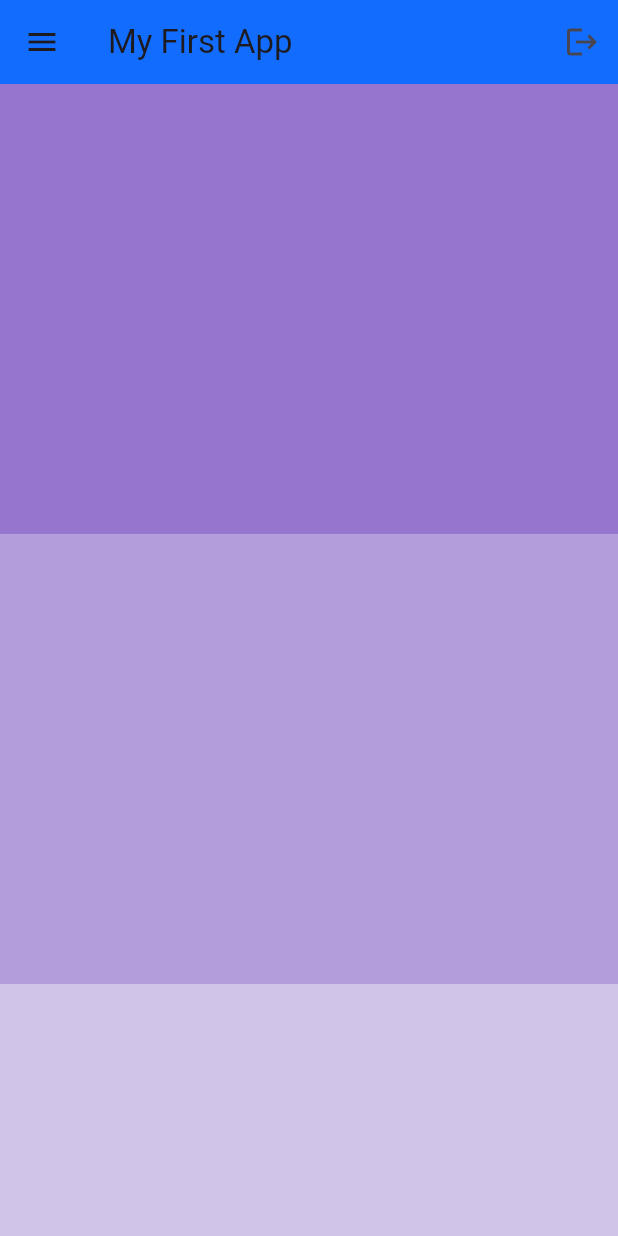
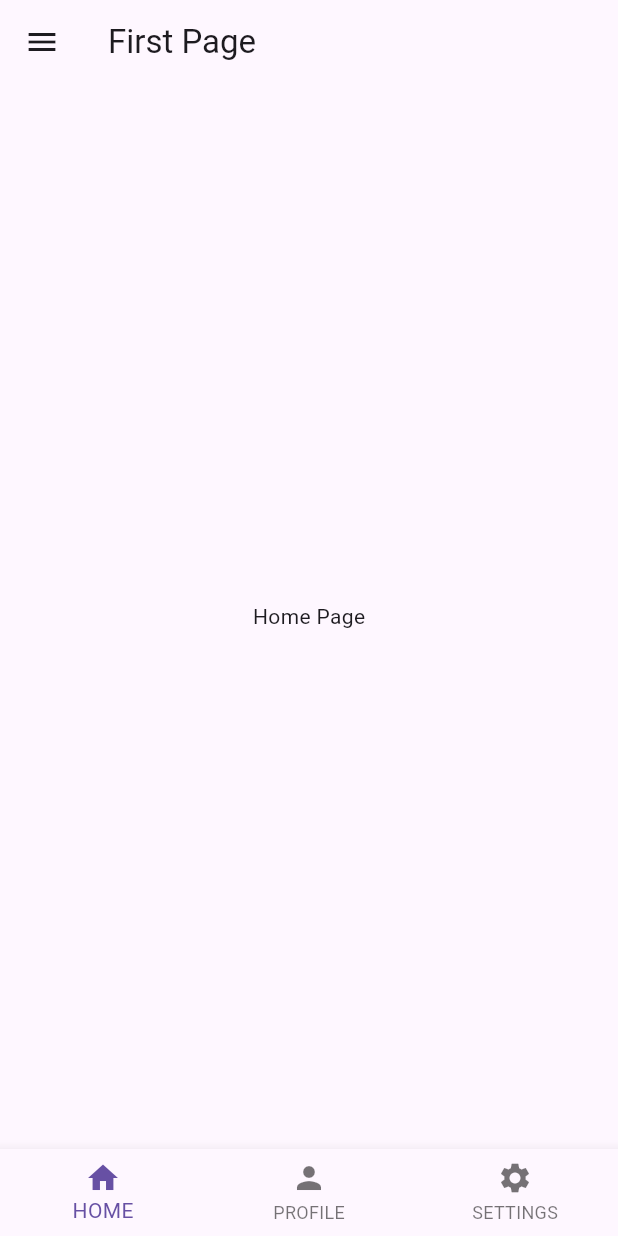
Before and after one commit to AlvianMaulanaMansyur/flutter_first_project, a Flutter app: the screen it shows after launch, on a phone screen of 412 x 824 dp. Run offline on Flutter 3.47's test engine with Material 3 defaults, Android fonts, the phone set to English and light mode, and no system bars.

Commit message:
simple pages

```diff
--- a/lib/main.dart
+++ b/lib/main.dart
@@ -3,6 +3,10 @@
 import 'dart:ui';
 
 import 'package:flutter/material.dart';
+import 'package:testawal/pages/first_page.dart';
+import 'package:testawal/pages/home_page.dart';
+import 'package:testawal/pages/second_page.dart';
+import 'package:testawal/pages/setting_page.dart';
 
 void main() {
   runApp(const MyApp());
@@ -15,43 +19,14 @@
   Widget build(BuildContext context) {
     return MaterialApp(
       debugShowCheckedModeBanner: false,
-      home: Scaffold(
-        appBar: AppBar(
-          title: Text("My First App"),
-          backgroundColor: const Color.fromARGB(255, 18, 108, 253),
-          elevation: 0,
-          leading: Icon(Icons.menu),
-          actions: [
-            IconButton(
-              onPressed: () {},
-              icon: Icon(Icons.logout),
-            ),
-          ],
-        ),
-        body: ListView(
-          children: [
-            //1st box
-            Container(
-              height: 300,
-              width: 300,
-              color: Colors.deepPurple[300],
-            ),
-            //2nd box
-            Container(
-              height: 300,
-              width: 300,
-              color: Colors.deepPurple[200],
-            ),
-            //3rd box
-            Container(
-              height: 300,
-              width: 300,
-              color: Colors.deepPurple[100],
-            ),
+      home: FirstPage(),
+      routes: {
+        '/secondpage' :(context) => SecondPage(),
+        '/homepage' :(context) => HomePage(),
+        '/settingpage' :(context) => SettingPage(),
 
-          ],
-        ),
-      ),
+
+        },
     );
   }
 }
--- /dev/null
+++ b/lib/pages/first_page.dart
@@ -0,0 +1,113 @@
+// ignore_for_file: prefer_const_constructors, prefer_const_literals_to_create_immutables
+
+import 'package:flutter/material.dart';
+import 'package:testawal/pages/home_page.dart';
+import 'package:testawal/pages/profile_page.dart';
+import 'package:testawal/pages/setting_page.dart';
+
+class FirstPage extends StatefulWidget {
+  const FirstPage({super.key});
+
+  @override
+  State<FirstPage> createState() => _FirstPageState();
+}
+
+class _FirstPageState extends State<FirstPage> {
+  //mengupdate index ketika menekan page tertentu
+  void _navigationBottomBar(int index) {
+    setState(() {
+      _selectedIndex = index;
+    });
+  }
+
+  //membuat page yang kita select agar sesuai dan menampilkan isinya
+  int _selectedIndex = 0;
+
+  //semua page yg kita punya
+  final List _pages = [
+    //home page
+    HomePage(),
+    //profile page
+    ProfilePage(),
+    //settings page
+    SettingPage(),
+  ];
+
+  @override
+  Widget build(BuildContext context) {
+    return Scaffold(
+      appBar: AppBar(title: Text("First Page")),
+      body: _pages[_selectedIndex],
+      drawer: Drawer(
+        backgroundColor: Colors.blue[50],
+        child: Column(
+          children: [
+            DrawerHeader(
+              child: Icon(
+                Icons.favorite,
+                size: 10,
+              ),
+            ),
+            //home page list tile
+            ListTile(
+              leading: Icon(Icons.home),
+              title: Text("H O M E"),
+              onTap: () {
+                //ngilangin drawer ketika back to 1st page
+                Navigator.pop(context);
+
+                //go to home page
+                Navigator.pushNamed(context, '/homepage');
+              },
+            ),
+
+            //settings page list tile
+            ListTile(
+              leading: Icon(Icons.settings),
+              title: Text("S E T T I G S"),
+              onTap: () {
+                //ngilangin drawer ketika back to 1st page
+                Navigator.pop(context);
+
+                //go to settings page
+                Navigator.pushNamed(context, '/settingpage');
+              },
+            )
+          ],
+        ),
+      ),
+      bottomNavigationBar: BottomNavigationBar(
+        currentIndex: _selectedIndex,
+        onTap: _navigationBottomBar,
+        items: [
+          //home
+          BottomNavigationBarItem(
+            icon: Icon(Icons.home),
+            label: 'HOME',
+          ),
+
+          //profile
+          BottomNavigationBarItem(
+            icon: Icon(Icons.person),
+            label: 'PROFILE',
+          ),
+
+          //settings
+          BottomNavigationBarItem(
+            icon: Icon(Icons.settings),
+            label: 'SETTINGS',
+          ),
+        ],
+      ),
+      // body: Center(
+      //   child: ElevatedButton(
+      //     child: Text("Go to second Page"),
+      //     onPressed: () {
+      //       //navigate to second page
+      //       Navigator.pushNamed(context, '/secondpage');
+      //     },
+      //   ),
+      // ),
+    );
+  }
+}
--- /dev/null
+++ b/lib/pages/home_page.dart
@@ -0,0 +1,16 @@
+// ignore_for_file: prefer_const_constructors
+
+import 'package:flutter/material.dart';
+
+class HomePage extends StatelessWidget {
+  const HomePage({super.key});
+
+  @override
+  Widget build(BuildContext context) {
+    return Scaffold(
+    body: Center(
+      child: Text("Home Page"),
+      ),
+    );
+  }
+}
--- /dev/null
+++ b/lib/pages/profile_page.dart
@@ -0,0 +1,14 @@
+import 'package:flutter/material.dart';
+
+class ProfilePage extends StatelessWidget {
+  const ProfilePage({super.key});
+
+  @override
+  Widget build(BuildContext context) {
+    return Scaffold(
+    body: Center(
+      child: Text("Profile Page"),
+      ),
+    );
+  }
+}
--- /dev/null
+++ b/lib/pages/second_page.dart
@@ -0,0 +1,14 @@
+import 'package:flutter/material.dart';
+
+class SecondPage extends StatelessWidget {
+  const SecondPage({super.key});
+
+  @override
+  Widget build(BuildContext context) {
+    return Scaffold(
+      appBar: AppBar(
+        title: Text("second page"),
+      ),
+    );
+  }
+}
--- /dev/null
+++ b/lib/pages/setting_page.dart
@@ -0,0 +1,14 @@
+import 'package:flutter/material.dart';
+
+class SettingPage extends StatelessWidget {
+  const SettingPage({super.key});
+
+  @override
+  Widget build(BuildContext context) {
+   return Scaffold(
+    body: Center(
+      child: Text("Settings Page"),
+      ),
+    );
+  }
+}
```
